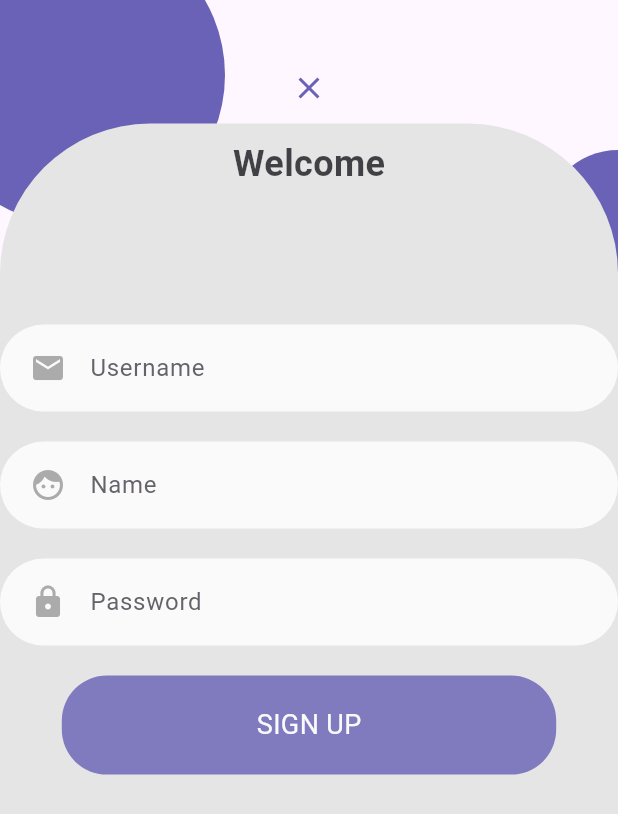
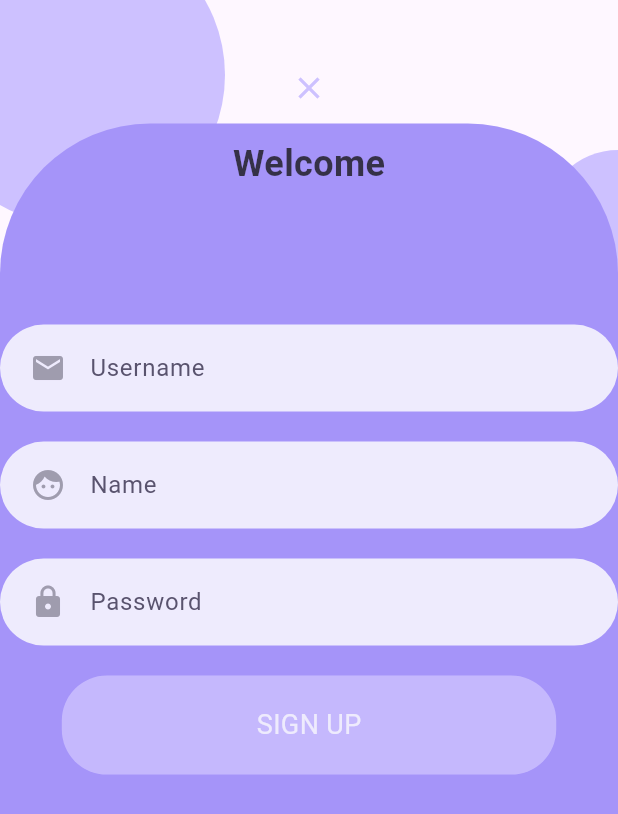
Before and after one commit to Notai-notework/notai-client, a Flutter app: the screen it shows after launch, after a tap on "Don't have an account? Sign up", on a phone screen of 412 x 824 dp. Shown: the top 814 px of the screen. Run offline on Flutter 3.47's test engine with Material 3 defaults, Android fonts, the phone set to English and light mode, and no system bars; our stand-ins replace google_fonts; network calls fail.

Commit message:
feat: color change

```diff
--- /dev/null
+++ b/lib/etc/color.dart
@@ -0,0 +1,10 @@
+import 'package:flutter/material.dart';
+
+const kPrimaryColor = Color(0XFFCDC1FF);
+const kBackgroundColor = Color(0XFFA594F9);
+const titleColor = Color(0XFF5E17ED);
+
+const oneColor = Color(0XFFF5EFFF);
+const twoColor = Color(0XFFE5D9F2);
+const threeColor = Color(0XFFCDC1FF);
+const fourColor = Color(0XFFA594F9);
--- a/lib/login/ButtonComponents/color.dart
+++ /dev/null
@@ -1,4 +0,0 @@
-import 'package:flutter/material.dart';
-
-const kPrimaryColor = Color(0XFF6A62B7);
-const kBackgroundColor = Color(0XFFE5E5E5);
--- a/lib/login/login.dart
+++ b/lib/login/login.dart
@@ -1,6 +1,6 @@
 import 'package:flutter/material.dart';
 import 'package:flutter/services.dart';
-import 'ButtonComponents/color.dart';
+import '../../etc/color.dart';
 import 'LoginComponents/cancel_button.dart';
 import 'LoginComponents/login_form.dart';
 import 'LoginComponents/register_form.dart';
--- a/lib/login/ButtonComponents/input_container.dart
+++ b/lib/login/loginButtonComponents/input_container.dart
@@ -1,5 +1,5 @@
 import 'package:flutter/material.dart';
-import 'color.dart';
+import '../../etc/color.dart';
 
 class InputContainer extends StatelessWidget {
   const InputContainer({
--- /dev/null
+++ b/lib/login/loginButtonComponents/login_elevatedbutton.dart
@@ -0,0 +1,26 @@
+import 'package:flutter/material.dart';
+import '../../etc/color.dart';
+
+class LoginElevatedButton extends StatelessWidget {
+  final VoidCallback onPressed;
+  final String buttonText;
+
+  const LoginElevatedButton({
+    Key? key,
+    required this.onPressed,
+    required this.buttonText,
+  }) : super(key: key);
+
+  @override
+  Widget build(BuildContext context) {
+    return ElevatedButton(
+      onPressed: onPressed,
+      child: Text(buttonText),
+      style: ElevatedButton.styleFrom(
+        backgroundColor: threeColor,
+        fixedSize: Size(200, 30),
+        elevation: 5.0
+      ),
+    );
+  }
+}
--- a/lib/login/ButtonComponents/rounded_button.dart
+++ b/lib/login/loginButtonComponents/rounded_button.dart
@@ -1,5 +1,5 @@
 import 'package:flutter/material.dart';
-import 'color.dart';
+import '../../etc/color.dart';
 
 
 class RoundedButton extends StatelessWidget {
--- a/lib/login/LoginComponents/cancel_button.dart
+++ b/lib/login/loginComponents/cancel_button.dart
@@ -1,5 +1,5 @@
 import 'package:flutter/material.dart';
-import '../ButtonComponents/color.dart';
+import '../../etc/color.dart';
 
 
 class CancelButton extends StatelessWidget {
--- a/lib/login/LoginComponents/login_form.dart
+++ b/lib/login/loginComponents/login_form.dart
@@ -1,10 +1,12 @@
 import 'package:flutter/material.dart';
+import 'package:notai/login/loginButtonComponents/login_elevatedbutton.dart';
 import '../../authorization/authorization.dart';
-import '../ButtonComponents/rounded_button.dart';
-import '../ButtonComponents/rounded_input.dart';
-import '../ButtonComponents/rounded_password_input.dart';
+import '../../etc/color.dart';
+import '../loginButtonComponents/rounded_button.dart';
+import '../loginButtonComponents/rounded_input.dart';
+import '../loginButtonComponents/rounded_password_input.dart';
 import 'dart:convert';
-import 'package:http/http.dart' as http;
+// import 'package:http/http.dart' as http;
 
 class LoginForm extends StatefulWidget {
   const LoginForm({
@@ -44,6 +46,7 @@ class _LoginFormState extends State<LoginForm> {
       // 실패 시 처리 (예: 에러 메시지 보여주기)
     }
   }
+
   @override
   Widget build(BuildContext context) {
     return AnimatedOpacity(
@@ -60,11 +63,11 @@ class _LoginFormState extends State<LoginForm> {
               mainAxisAlignment: MainAxisAlignment.center,
               children: [
                 Text(
-                  'Welcome Back',
+                  'NOTAI',
                   style: TextStyle(
+                      color: titleColor,
                       fontWeight: FontWeight.bold,
-                      fontSize: 24
-                  ),
+                      fontSize: 24),
                 ),
                 SizedBox(height: 40),
                 // 이메일 입력 필드
@@ -79,19 +82,29 @@ class _LoginFormState extends State<LoginForm> {
                   controller: passwordController,  // 컨트롤러 연결
                 ),
                 SizedBox(height: 10),
-                // 로그인 버튼
-                RoundedButton(
-                  title: 'LOGIN',
+                // 로그인 버튼 (분리된 컴포넌트 사용)
+                Row(
+                  mainAxisAlignment: MainAxisAlignment.center,
+                  children: [
+                    LoginElevatedButton(
                       onPressed: () {
+                      },
+                      buttonText: "회원가입",
+                    ),
+                    SizedBox(width: 20),
+                    LoginElevatedButton(
+                      onPressed: (){
                         login();
                       },
+                      buttonText: "로그인",
                     ),
-                SizedBox(height: 10),
-                ElevatedButton(
+                    SizedBox(width: 20),
+                    LoginElevatedButton(
                       onPressed: () {
-                    login();
                       },
-                  child: Text("Login2"),
+                      buttonText: "아이디/비밀번호 찾기",
+                    ),
+                  ],
                 ),
               ],
             ),
--- a/lib/main.dart
+++ b/lib/main.dart
@@ -1,8 +1,7 @@
 import 'package:flutter/material.dart';
 import 'package:google_fonts/google_fonts.dart';
-import 'login/ButtonComponents/color.dart';
 import 'login/login.dart';
-import 'package:http/http.dart' as http;
+import '../../etc/color.dart';
 
 
 void main() {
```
Also changed, not shown: lib/login/loginButtonComponents/rounded_input.dart (renamed from lib/login/ButtonComponents/rounded_input.dart, +1 -33 lines), lib/login/loginButtonComponents/rounded_password_input.dart (renamed from lib/login/ButtonComponents/rounded_password_input.dart, +1 -31 lines), lib/login/loginComponents/register_form.dart (renamed from lib/login/LoginComponents/register_form.dart, +3 -4 lines), lib/signup/signupComponents/signup_form.dart (added, +16 -0 lines). Lines whose indentation alone changed are shown as unchanged.
